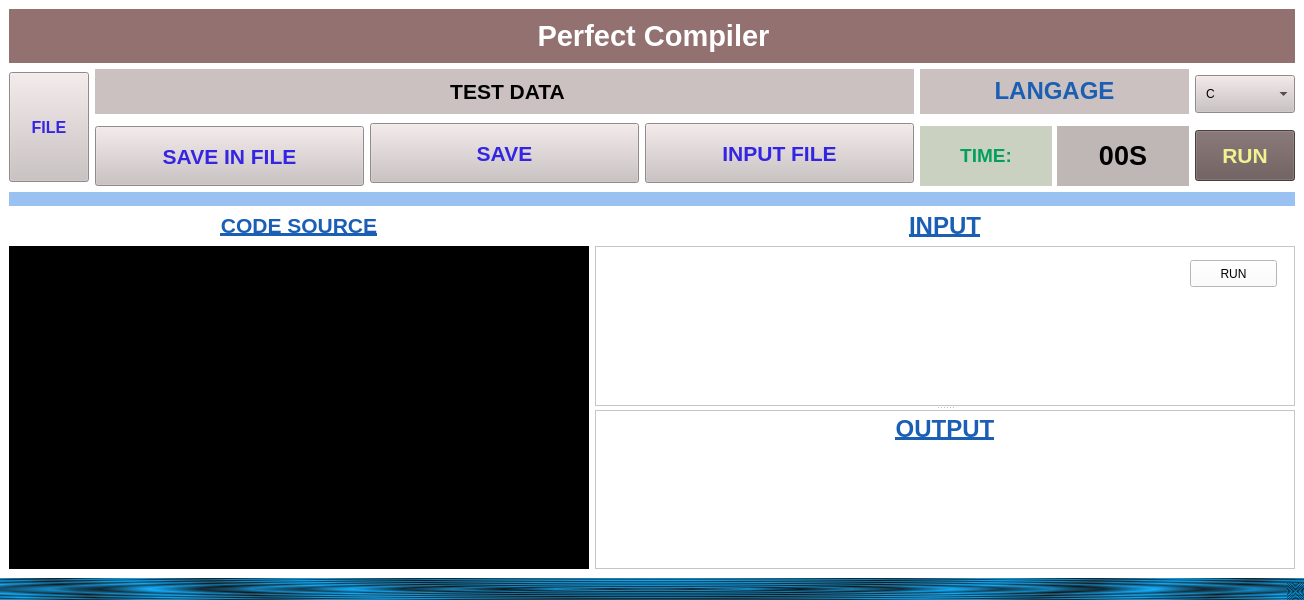
Old version of the form PerfectCompiler/PerfectCompiler/mainwindow.ui in the repository parfaittolefo/My_Project.
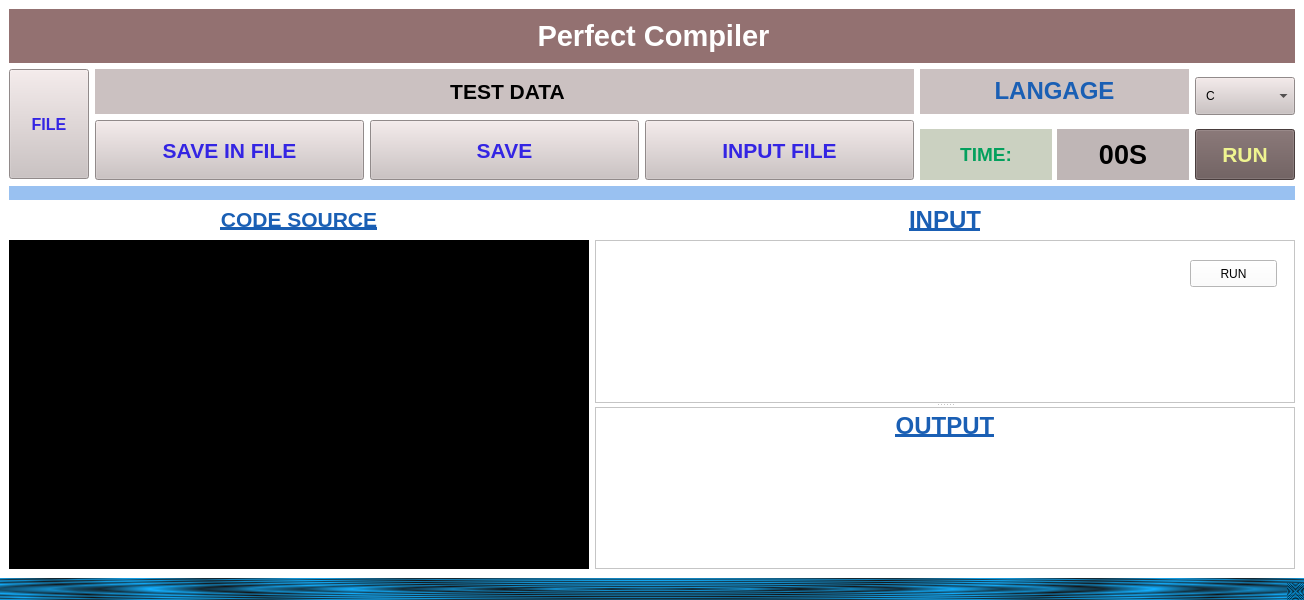
New version of the form.

What changed in the file:
```diff
--- a/PerfectCompiler/PerfectCompiler/mainwindow.ui
+++ b/PerfectCompiler/PerfectCompiler/mainwindow.ui
@@ -220,23 +220,6 @@
           </item>
          </layout>
         </item>
-        <item row="2" column="0">
-         <widget class="QPushButton" name="SAVE_FILE_BTN">
-          <property name="minimumSize">
-           <size>
-            <width>0</width>
-            <height>60</height>
-           </size>
-          </property>
-          <property name="styleSheet">
-           <string notr="true">background-color:#CBC1C1;
-font-size:16pt; font-weight:600; color:#3425e3;</string>
-          </property>
-          <property name="text">
-           <string>SAVE IN FILE</string>
-          </property>
-         </widget>
-        </item>
         <item row="0" column="0" colspan="3">
          <widget class="QLabel" name="label_2">
           <property name="maximumSize">
@@ -255,6 +238,23 @@
           </property>
          </widget>
         </item>
+        <item row="1" column="0" rowspan="2">
+         <widget class="QPushButton" name="SAVE_FILE_BTN">
+          <property name="minimumSize">
+           <size>
+            <width>0</width>
+            <height>60</height>
+           </size>
+          </property>
+          <property name="styleSheet">
+           <string notr="true">background-color:#CBC1C1;
+font-size:16pt; font-weight:600; color:#3425e3;</string>
+          </property>
+          <property name="text">
+           <string>SAVE IN FILE</string>
+          </property>
+         </widget>
+        </item>
        </layout>
       </item>
      </layout>
```
